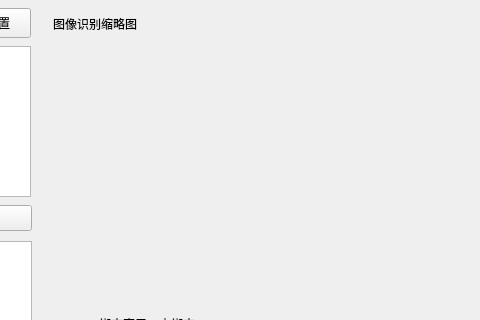
Old version of the form src/ui/session/sessionwidget.ui in the repository Ferrarii-430/onmyoji-script; both pictures show x 499 to 979 and y 0 to 320 of the 979 by 550 pixel window.
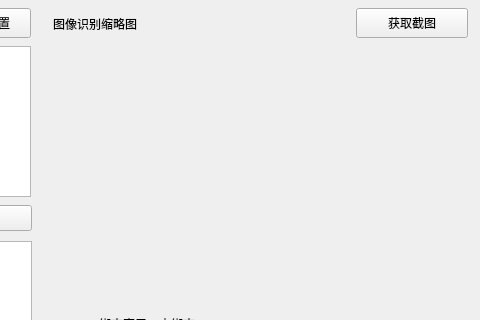
New version of the form.

Commit message: feat: 主界面UI优化

Diff of the .ui file:
```diff
--- a/src/ui/session/sessionwidget.ui
+++ b/src/ui/session/sessionwidget.ui
@@ -211,6 +211,25 @@
     <string/>
    </property>
   </widget>
+  <widget class="QToolButton" name="captureShotButton">
+   <property name="geometry">
+    <rect>
+     <x>855</x>
+     <y>8</y>
+     <width>112</width>
+     <height>30</height>
+    </rect>
+   </property>
+   <property name="toolTip">
+    <string>截取当前绑定实例的画面，用来确认这个标签页对应哪个游戏窗口</string>
+   </property>
+   <property name="text">
+    <string>获取截图</string>
+   </property>
+   <property name="toolButtonStyle">
+    <enum>Qt::ToolButtonStyle::ToolButtonTextOnly</enum>
+   </property>
+  </widget>
   <widget class="QWidget" name="horizontalLayoutWidget">
    <property name="geometry">
     <rect>
```
The commit also changes 5 other files.
